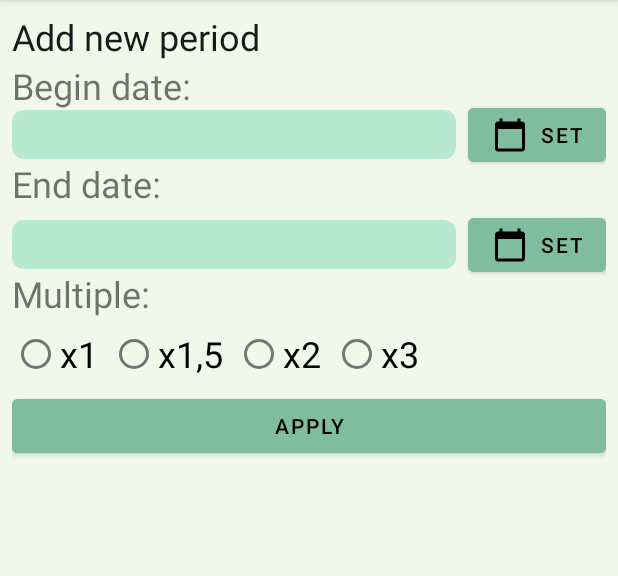
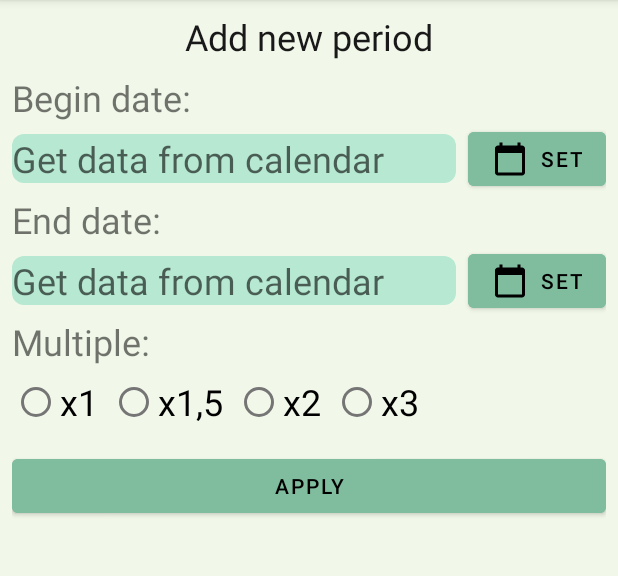
Before and after one commit to DmitryAbramovskikh/LenghtOfService, an Android app: the fragment EditPeriodFragment placed in its activity, on a phone screen of 412 x 824 dp, the part 84-660 px from its top. Run offline under Robolectric (Android 15) with nearby library versions, the phone set to English and light mode, and no system bars.

Commit message:
Добавлен фрагмент редктирования записи о периоде, добавлены виджеты на фрагмент

```diff
--- a/app/src/main/java/com/dmabram15/lenghtofservice/view/EditPeriodFragment.kt
+++ b/app/src/main/java/com/dmabram15/lenghtofservice/view/EditPeriodFragment.kt
@@ -8,6 +8,7 @@ import android.view.View
 import android.view.ViewGroup
 import com.dmabram15.lenghtofservice.viewModel.EditPeriodViewModel
 import com.dmabram15.lenghtofservice.R
+import com.dmabram15.lenghtofservice.databinding.EditPeriodFragmentBinding
 
 class EditPeriodFragment : Fragment() {
 
@@ -16,12 +17,14 @@ class EditPeriodFragment : Fragment() {
     }
 
     private lateinit var viewModel: EditPeriodViewModel
+    private lateinit var binding: EditPeriodFragmentBinding
 
     override fun onCreateView(
         inflater: LayoutInflater, container: ViewGroup?,
         savedInstanceState: Bundle?
-    ): View? {
-        return inflater.inflate(R.layout.edit_period_fragment, container, false)
+    ): View {
+        binding = EditPeriodFragmentBinding.inflate(inflater, container, false)
+        return binding.root
     }
 
     override fun onActivityCreated(savedInstanceState: Bundle?) {
--- a/app/src/main/res/layout/edit_period_fragment.xml
+++ b/app/src/main/res/layout/edit_period_fragment.xml
@@ -11,15 +11,17 @@
         android:layout_width="wrap_content"
         android:layout_height="wrap_content"
         android:text="@string/add_new_period"
+        android:textColor="@color/dark_text"
         android:textSize="@dimen/first_header_text_size"
-        android:textColor="@color/dark_text"
+        app:layout_constraintEnd_toEndOf="parent"
         app:layout_constraintStart_toStartOf="parent"
-        app:layout_constraintTop_toTopOf="parent"/>
+        app:layout_constraintTop_toTopOf="parent" />
 
     <com.google.android.material.textview.MaterialTextView
         android:id="@+id/beginDateLabelTextView"
         android:layout_width="wrap_content"
         android:layout_height="wrap_content"
+        android:layout_marginTop="@dimen/small_spacing"
         android:text="@string/begin_date"
         android:textSize="@dimen/first_header_text_size"
         app:layout_constraintStart_toStartOf="parent"
@@ -30,12 +32,14 @@
         android:layout_width="0dp"
         android:layout_height="wrap_content"
         android:background="@drawable/backdrop"
-        android:layout_marginRight="@dimen/medium_spacing"
+        android:layout_marginTop="@dimen/small_spacing"
+        android:layout_marginEnd="@dimen/medium_spacing"
         android:textSize="@dimen/first_header_text_size"
+        android:hint="@string/get_data_from_calendar"
+        android:ellipsize="end"
         app:layout_constraintEnd_toStartOf="@+id/pickStartDate"
         app:layout_constraintStart_toStartOf="parent"
-        app:layout_constraintTop_toBottomOf="@+id/beginDateLabelTextView"
-        tools:text="09.01.2013" />
+        app:layout_constraintTop_toBottomOf="@+id/beginDateLabelTextView" />
 
     <com.google.android.material.button.MaterialButton
         android:id="@+id/pickStartDate"
@@ -54,6 +58,7 @@
         android:id="@+id/endDateLabelTextView"
         android:layout_width="wrap_content"
         android:layout_height="wrap_content"
+        android:layout_marginTop="@dimen/small_spacing"
         android:text="@string/end_date"
         android:textSize="@dimen/first_header_text_size"
         app:layout_constraintStart_toStartOf="parent"
@@ -64,13 +69,14 @@
         android:layout_width="0dp"
         android:layout_height="wrap_content"
         android:layout_marginVertical="@dimen/medium_spacing"
-        android:layout_marginRight="@dimen/medium_spacing"
+        android:layout_marginEnd="@dimen/medium_spacing"
         android:background="@drawable/backdrop"
         android:textSize="@dimen/first_header_text_size"
+        android:hint="@string/get_data_from_calendar"
+        android:ellipsize="end"
         app:layout_constraintEnd_toStartOf="@+id/pickEndDate"
         app:layout_constraintStart_toStartOf="@id/beginPeriodDateTextView"
-        app:layout_constraintTop_toBottomOf="@id/endDateLabelTextView"
-        tools:text="12.03.2014" />
+        app:layout_constraintTop_toBottomOf="@id/endDateLabelTextView"/>
 
     <com.google.android.material.button.MaterialButton
         android:id="@+id/pickEndDate"
@@ -89,6 +95,7 @@
         android:id="@+id/multipleCoefficientLabelTextView"
         android:layout_width="wrap_content"
         android:layout_height="wrap_content"
+        android:layout_marginTop="@dimen/small_spacing"
         android:text="@string/multiple"
         android:textSize="@dimen/first_header_text_size"
         android:layout_marginEnd="@dimen/small_spacing"
@@ -136,6 +143,7 @@
         android:layout_height="wrap_content"
         android:text="@string/apply"
         android:textColor="@color/black"
+        android:layout_marginTop="@dimen/small_spacing"
         android:backgroundTint="@color/widget_background_dark_color"
         app:layout_constraintStart_toStartOf="parent"
         app:layout_constraintEnd_toEndOf="parent"
--- a/app/src/main/res/values/strings.xml
+++ b/app/src/main/res/values/strings.xml
@@ -15,4 +15,5 @@
     <string name="x3" translatable="false">x3</string>
     <string name="set">set</string>
     <string name="apply">apply</string>
+    <string name="get_data_from_calendar">Get data from calendar</string>
 </resources>
```
